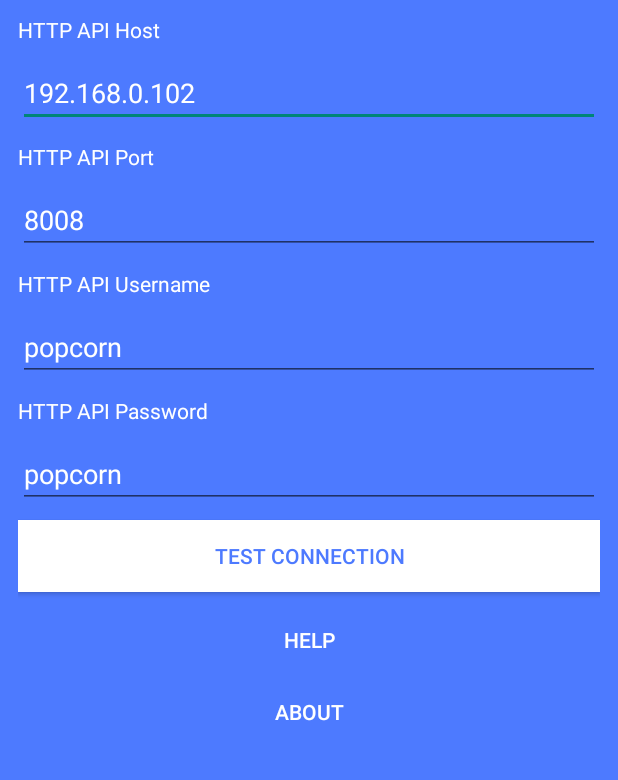
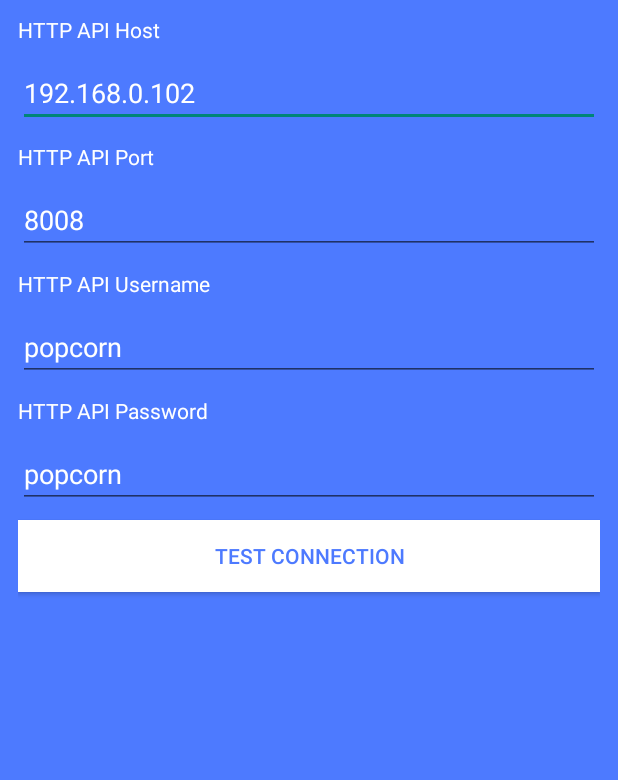
Before and after one commit to Urucas/popcorntime-remote-control, an Android app: the fragment LeftMenuFragment shown on its own in the app's theme, on a phone screen of 412 x 824 dp, the part 165-945 px from its top. Run offline under Robolectric (Android 15) with nearby library versions, the light colour scheme and no system bars.

Commit message:
change package name

```diff
--- a/app/build.gradle
+++ b/app/build.gradle
@@ -5,7 +5,7 @@ android {
     buildToolsVersion "20.0.0"
 
     defaultConfig {
-        applicationId "com.urucas.popcorntimerc"
+        applicationId "com.urucas.ptremotecontrol"
         minSdkVersion 11
         targetSdkVersion 20
         versionCode 104
--- a/app/src/main/res/layout/fragment_leftmenu.xml
+++ b/app/src/main/res/layout/fragment_leftmenu.xml
@@ -127,6 +127,7 @@
             android:background="@null"
             android:textColor="#fff"
             android:textSize="14sp"
+            android:visibility="gone"
             />
 
         <Button
@@ -136,6 +137,7 @@
             android:background="@null"
             android:textColor="#fff"
             android:textSize="14sp"
+            android:visibility="gone"
             />
 
     </LinearLayout>
```
